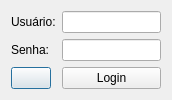
This is ui/logindialog.ui in lellisls/ERP-STACCATO as Qt 5 draws it before an edit. The edited form follows.
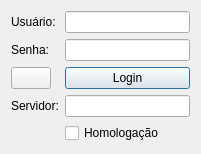
This is the edited form. Icons and pictures are not drawn.

Commit message: Implementado LoginConfig em LoginDialog e refatorado

Patch:
```diff
--- a/ui/logindialog.ui
+++ b/ui/logindialog.ui
@@ -6,8 +6,8 @@
    <rect>
     <x>0</x>
     <y>0</y>
-    <width>172</width>
-    <height>98</height>
+    <width>201</width>
+    <height>143</height>
    </rect>
   </property>
   <property name="windowTitle">
@@ -16,29 +16,22 @@
   <property name="locale">
    <locale language="Portuguese" country="Brazil"/>
   </property>
-  <layout class="QGridLayout" name="gridLayout">
-   <item row="0" column="0">
+  <layout class="QGridLayout" name="gridLayout_2">
+   <item row="2" column="5">
+    <widget class="QPushButton" name="pushButtonLogin">
+     <property name="text">
+      <string>Login</string>
+     </property>
+    </widget>
+   </item>
+   <item row="0" column="4">
     <widget class="QLabel" name="labelUser">
      <property name="text">
       <string>Usuário:</string>
      </property>
     </widget>
    </item>
-   <item row="2" column="0">
-    <widget class="QLabel" name="labelPass">
-     <property name="text">
-      <string>Senha:</string>
-     </property>
-    </widget>
-   </item>
-   <item row="2" column="2">
-    <widget class="QLineEdit" name="lineEditPass">
-     <property name="echoMode">
-      <enum>QLineEdit::Password</enum>
-     </property>
-    </widget>
-   </item>
-   <item row="3" column="0">
+   <item row="2" column="4">
     <widget class="QPushButton" name="pushButtonConfig">
      <property name="sizePolicy">
       <sizepolicy hsizetype="Fixed" vsizetype="Fixed">
@@ -58,13 +51,41 @@
      </property>
     </widget>
    </item>
-   <item row="0" column="2">
+   <item row="1" column="4">
+    <widget class="QLabel" name="labelPass">
+     <property name="text">
+      <string>Senha:</string>
+     </property>
+    </widget>
+   </item>
+   <item row="1" column="5">
+    <widget class="QLineEdit" name="lineEditPass">
+     <property name="echoMode">
+      <enum>QLineEdit::Password</enum>
+     </property>
+    </widget>
+   </item>
+   <item row="0" column="5">
     <widget class="QLineEdit" name="lineEditUser"/>
    </item>
-   <item row="3" column="2">
-    <widget class="QPushButton" name="pushButtonLogin">
+   <item row="3" column="4">
+    <widget class="QLabel" name="labelHostname">
      <property name="text">
-      <string>Login</string>
+      <string>Servidor:</string>
+     </property>
+    </widget>
+   </item>
+   <item row="3" column="5">
+    <widget class="QLineEdit" name="lineEditHostname">
+     <property name="text">
+      <string/>
+     </property>
+    </widget>
+   </item>
+   <item row="4" column="5">
+    <widget class="QCheckBox" name="checkBoxHomologacao">
+     <property name="text">
+      <string>Homologação</string>
      </property>
     </widget>
    </item>
```
The commit also changes 2 other files.
